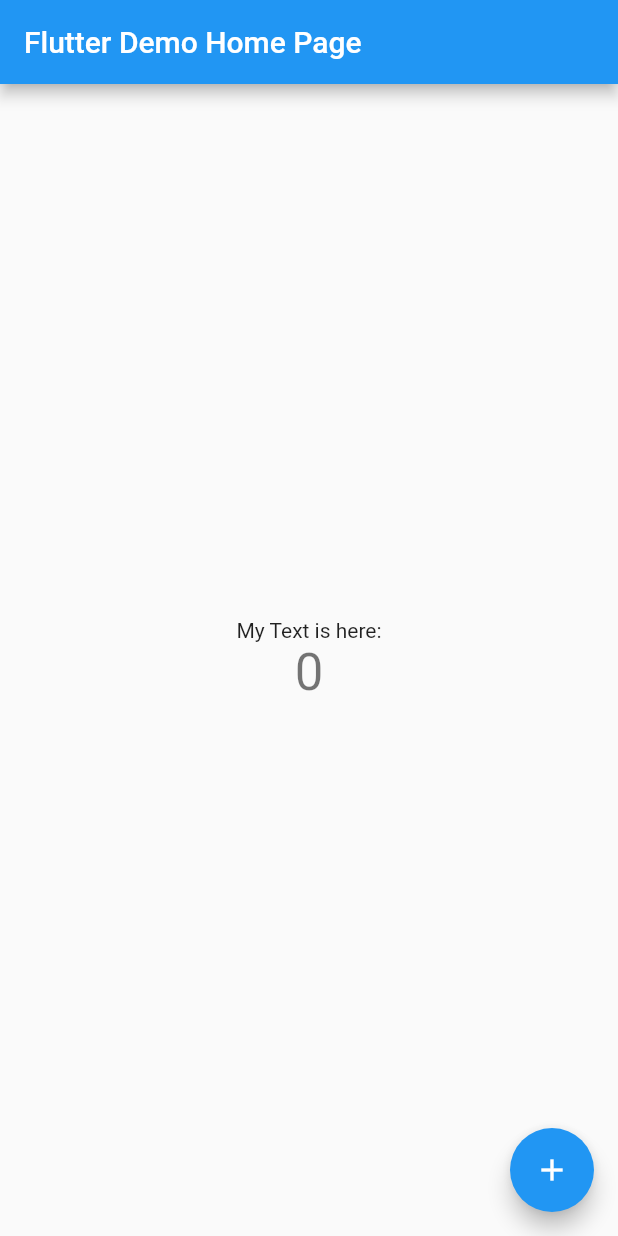
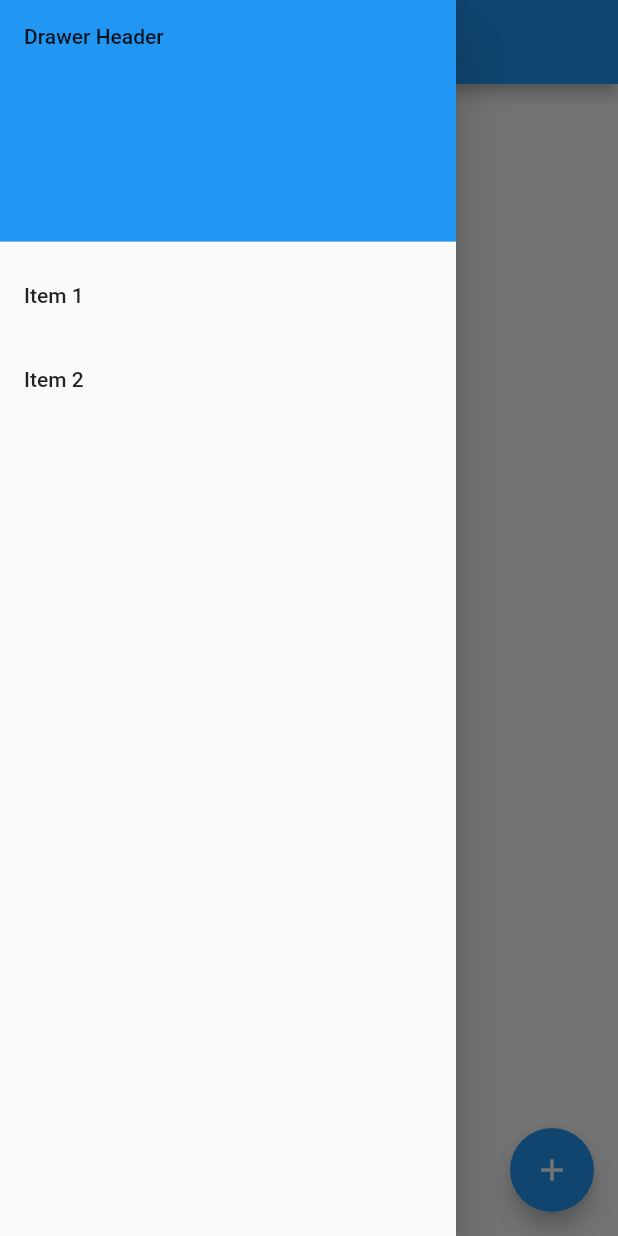
Before and after one commit to zainahmed0597/my_flutter_app, a Flutter app: the screen it shows after launch, with the side drawer open (before the commit the screen has no drawer), on a phone screen of 412 x 824 dp. Run offline on Flutter 3.47's test engine with Material 2 defaults, Android fonts, the phone set to English and light mode, and no system bars.

Commit message:
Add Navigation Drawer

```diff
--- a/lib/main.dart
+++ b/lib/main.dart
@@ -53,6 +53,34 @@ class _MyHomePageState extends State<MyHomePage> {
           ],
         ),
       ),
+      drawer: Drawer(child: ListView(
+    // Important: Remove any padding from the ListView.
+    padding: EdgeInsets.zero,
+    children: <Widget>[
+      DrawerHeader(
+        child: Text('Drawer Header'),
+        decoration: BoxDecoration(
+          color: Colors.blue,
+        ),
+      ),
+      ListTile(
+        title: Text('Item 1'),
+        onTap: () {
+          // Update the state of the app.
+          // ...
+        },
+      ),
+      ListTile(
+        title: Text('Item 2'),
+        onTap: () {
+          // Update the state of the app.
+          // ...
+        },
+      ),
+    ],
+  ),
+
+      ),
 
       floatingActionButton: FloatingActionButton(
         onPressed: _incrementCounter,
```
Also changed, not shown: pubspec.lock.
